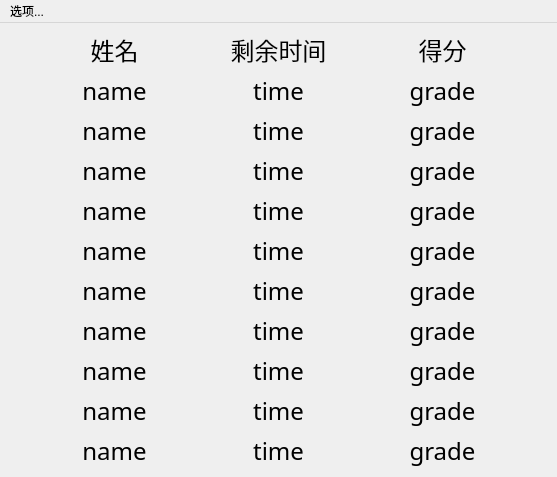
Qt form crankdlg.ui (wgananh/Formal_Brmal_Bejeweled) before a commit.
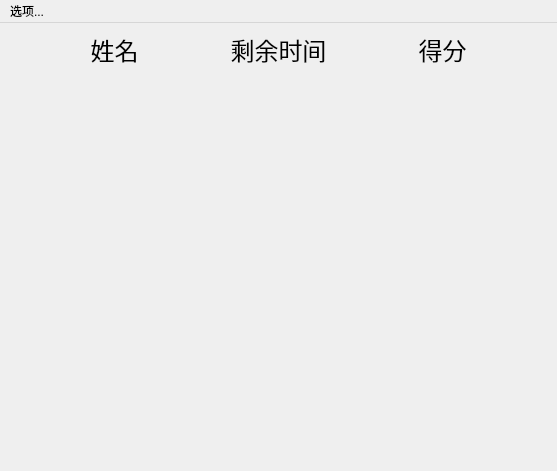
The same form after that commit.

```diff
--- a/crankdlg.ui
+++ b/crankdlg.ui
@@ -32,7 +32,7 @@
          </font>
         </property>
         <property name="text">
-         <string>time</string>
+         <string/>
         </property>
         <property name="alignment">
          <set>Qt::AlignCenter</set>
@@ -54,7 +54,7 @@
          </font>
         </property>
         <property name="text">
-         <string>name</string>
+         <string/>
         </property>
         <property name="alignment">
          <set>Qt::AlignCenter</set>
@@ -76,7 +76,7 @@
          </font>
         </property>
         <property name="text">
-         <string>time</string>
+         <string/>
         </property>
         <property name="alignment">
          <set>Qt::AlignCenter</set>
@@ -98,7 +98,7 @@
          </font>
         </property>
         <property name="text">
-         <string>time</string>
+         <string/>
         </property>
         <property name="alignment">
          <set>Qt::AlignCenter</set>
@@ -120,7 +120,7 @@
          </font>
         </property>
         <property name="text">
-         <string>time</string>
+         <string/>
         </property>
         <property name="alignment">
          <set>Qt::AlignCenter</set>
@@ -142,7 +142,7 @@
          </font>
         </property>
         <property name="text">
-         <string>grade</string>
+         <string/>
         </property>
         <property name="alignment">
          <set>Qt::AlignCenter</set>
@@ -164,7 +164,7 @@
          </font>
         </property>
         <property name="text">
-         <string>grade</string>
+         <string/>
         </property>
         <property name="alignment">
          <set>Qt::AlignCenter</set>
@@ -186,7 +186,7 @@
          </font>
         </property>
         <property name="text">
-         <string>time</string>
+         <string/>
         </property>
         <property name="alignment">
          <set>Qt::AlignCenter</set>
@@ -208,7 +208,7 @@
          </font>
         </property>
         <property name="text">
-         <string>time</string>
+         <string/>
         </property>
         <property name="alignment">
          <set>Qt::AlignCenter</set>
@@ -246,7 +246,7 @@
          </font>
         </property>
         <property name="text">
-         <string>grade</string>
+         <string/>
         </property>
         <property name="alignment">
          <set>Qt::AlignCenter</set>
@@ -268,7 +268,7 @@
          </font>
         </property>
         <property name="text">
-         <string>grade</string>
+         <string/>
         </property>
         <property name="alignment">
          <set>Qt::AlignCenter</set>
@@ -290,7 +290,7 @@
          </font>
         </property>
         <property name="text">
-         <string>time</string>
+         <string/>
         </property>
         <property name="alignment">
          <set>Qt::AlignCenter</set>
@@ -312,7 +312,7 @@
          </font>
         </property>
         <property name="text">
-         <string>grade</string>
+         <string/>
         </property>
         <property name="alignment">
          <set>Qt::AlignCenter</set>
@@ -334,7 +334,7 @@
          </font>
         </property>
         <property name="text">
-         <string>name</string>
+         <string/>
         </property>
         <property name="alignment">
          <set>Qt::AlignCenter</set>
@@ -356,7 +356,7 @@
          </font>
         </property>
         <property name="text">
-         <string>grade</string>
+         <string/>
         </property>
         <property name="alignment">
          <set>Qt::AlignCenter</set>
@@ -378,7 +378,7 @@
          </font>
         </property>
         <property name="text">
-         <string>name</string>
+         <string/>
         </property>
         <property name="alignment">
          <set>Qt::AlignCenter</set>
@@ -400,7 +400,7 @@
          </font>
         </property>
         <property name="text">
-         <string>name</string>
+         <string/>
         </property>
         <property name="alignment">
          <set>Qt::AlignCenter</set>
@@ -422,7 +422,7 @@
          </font>
         </property>
         <property name="text">
-         <string>name</string>
+         <string/>
         </property>
         <property name="alignment">
          <set>Qt::AlignCenter</set>
@@ -444,7 +444,7 @@
          </font>
         </property>
         <property name="text">
-         <string>time</string>
+         <string/>
         </property>
         <property name="alignment">
          <set>Qt::AlignCenter</set>
@@ -466,7 +466,7 @@
          </font>
         </property>
         <property name="text">
-         <string>name</string>
+         <string/>
         </property>
         <property name="alignment">
          <set>Qt::AlignCenter</set>
@@ -488,7 +488,7 @@
          </font>
         </property>
         <property name="text">
-         <string>grade</string>
+         <string/>
         </property>
         <property name="alignment">
          <set>Qt::AlignCenter</set>
@@ -510,7 +510,7 @@
          </font>
         </property>
         <property name="text">
-         <string>name</string>
+         <string/>
         </property>
         <property name="alignment">
          <set>Qt::AlignCenter</set>
@@ -532,7 +532,7 @@
          </font>
         </property>
         <property name="text">
-         <string>name</string>
+         <string/>
         </property>
         <property name="alignment">
          <set>Qt::AlignCenter</set>
@@ -554,7 +554,7 @@
          </font>
         </property>
         <property name="text">
-         <string>grade</string>
+         <string/>
         </property>
         <property name="alignment">
          <set>Qt::AlignCenter</set>
@@ -592,7 +592,7 @@
          </font>
         </property>
         <property name="text">
-         <string>grade</string>
+         <string/>
         </property>
         <property name="alignment">
          <set>Qt::AlignCenter</set>
@@ -614,7 +614,7 @@
          </font>
         </property>
         <property name="text">
-         <string>name</string>
+         <string/>
         </property>
         <property name="alignment">
          <set>Qt::AlignCenter</set>
@@ -636,7 +636,7 @@
          </font>
         </property>
         <property name="text">
-         <string>time</string>
+         <string/>
         </property>
         <property name="alignment">
          <set>Qt::AlignCenter</set>
@@ -658,7 +658,7 @@
          </font>
         </property>
         <property name="text">
-         <string>grade</string>
+         <string/>
         </property>
         <property name="alignment">
          <set>Qt::AlignCenter</set>
@@ -680,7 +680,7 @@
          </font>
         </property>
         <property name="text">
-         <string>name</string>
+         <string/>
         </property>
         <property name="alignment">
          <set>Qt::AlignCenter</set>
@@ -702,7 +702,7 @@
          </font>
         </property>
         <property name="text">
-         <string>time</string>
+         <string/>
         </property>
         <property name="alignment">
          <set>Qt::AlignCenter</set>
```
